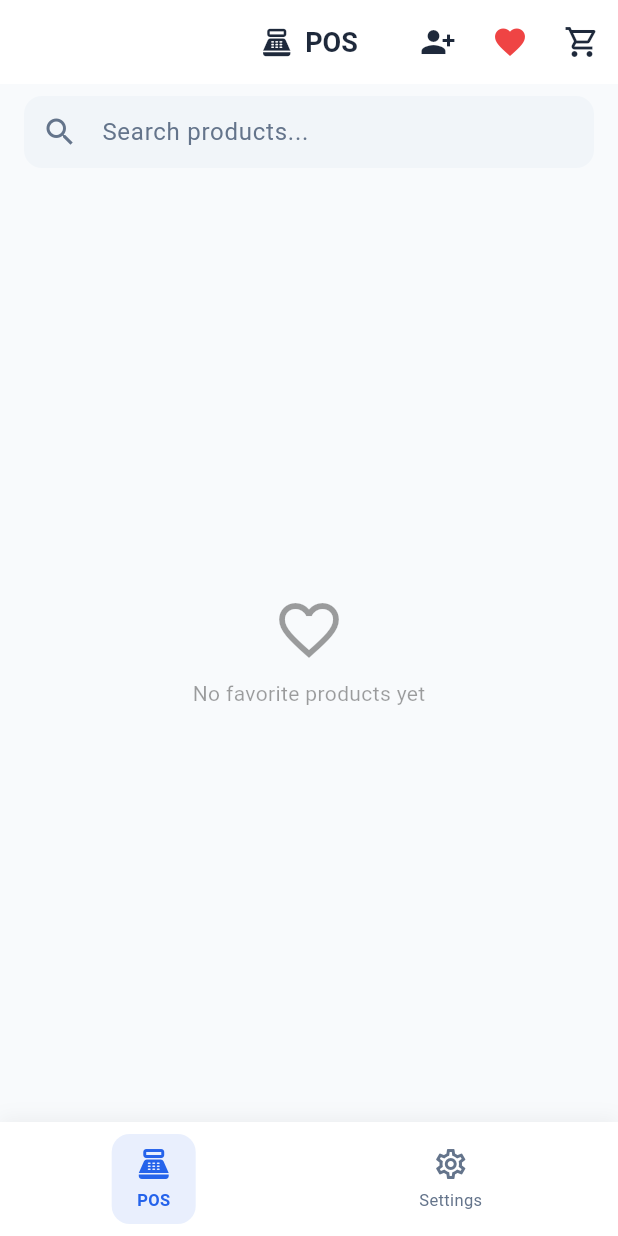
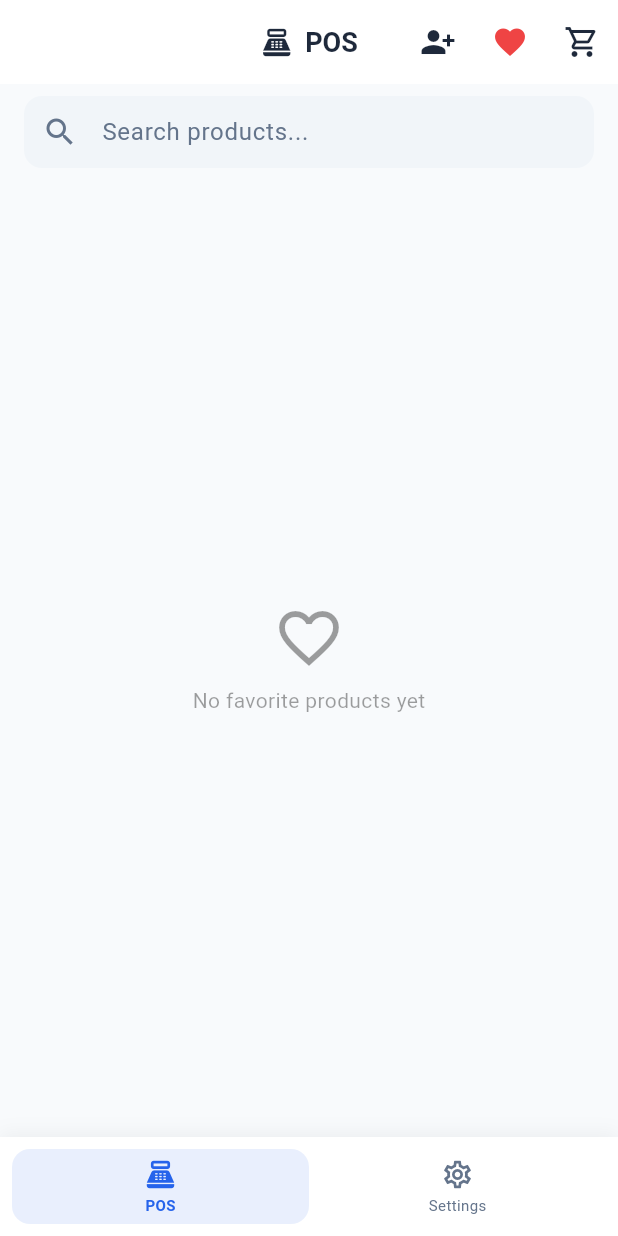
Before and after one commit to JohnHika/Jawaki-pos, a Flutter app: the DashboardScreen screen opened by its route, after a tap on "POS", after a tap on the "favorite outline" icon, on a phone screen of 412 x 824 dp. Run offline on Flutter 3.47's test engine with Material 3 defaults, Android fonts, the phone set to English and light mode, and no system bars; our stand-ins replace cached_network_image, connectivity_plus, dio, drift, flutter_riverpod, flutter_secure_storage and 4 more; missing offline and left inert: workmanager; accounts and stored records are empty; generated files the repository leaves out were written again; statements that could not run were skipped.

Commit message:
feat: Enhance UI responsiveness and improve authentication flow

```diff
--- a/mobile/lib/features/dashboard/presentation/screens/dashboard_screen.dart
+++ b/mobile/lib/features/dashboard/presentation/screens/dashboard_screen.dart
@@ -188,10 +188,17 @@ class _DashboardCard extends StatelessWidget {
         children: [
           Icon(icon, color: color, size: 24),
           const SizedBox(height: 12),
-          Text(value,
-            style: theme.textTheme.titleLarge?.copyWith(
-              fontWeight: FontWeight.bold, color: color,
-            )),
+          FittedBox(
+            fit: BoxFit.scaleDown,
+            alignment: Alignment.centerLeft,
+            child: Text(value,
+              style: theme.textTheme.titleLarge?.copyWith(
+                fontWeight: FontWeight.bold, color: color,
+              ),
+              maxLines: 1,
+              overflow: TextOverflow.ellipsis,
+            ),
+          ),
           const SizedBox(height: 4),
           Text(title, style: theme.textTheme.bodySmall),
         ],
--- a/mobile/lib/features/home/presentation/screens/home_screen.dart
+++ b/mobile/lib/features/home/presentation/screens/home_screen.dart
@@ -225,7 +225,6 @@ class _HomeScreenState extends ConsumerState<HomeScreen> {
           child: Padding(
             padding: const EdgeInsets.symmetric(horizontal: 8, vertical: 8),
             child: Row(
-              mainAxisAlignment: MainAxisAlignment.spaceAround,
               children: [
                 // Visible nav items
                 ...visibleNavItems.asMap().entries.map((entry) {
@@ -234,7 +233,8 @@ class _HomeScreenState extends ConsumerState<HomeScreen> {
                   final safeIndex = _currentIndex.clamp(0, allNavItems.length - 1);
                   final isSelected = safeIndex == index;
 
-                  return _NavItemWidget(
+                  return Expanded(
+                    child: _NavItemWidget(
                       item: item,
                       isSelected: isSelected,
                       onTap: () {
@@ -243,12 +243,14 @@ class _HomeScreenState extends ConsumerState<HomeScreen> {
                         });
                         context.go(item.path);
                       },
+                    ),
                   );
                 }),
 
                 // "More" button if needed
                 if (hasMore)
-                  _NavItemWidget(
+                  Expanded(
+                    child: _NavItemWidget(
                       item: _NavItem(
                         icon: Icons.apps_outlined,
                         activeIcon: Icons.apps,
@@ -257,6 +259,7 @@ class _HomeScreenState extends ConsumerState<HomeScreen> {
                       ),
                       isSelected: _currentIndex >= maxVisibleTabs - 1,
                       onTap: () => _showMoreSheet(moreItems),
+                    ),
                   ),
               ],
             ),
@@ -302,7 +305,10 @@ class _NavItemWidget extends StatelessWidget {
       borderRadius: BorderRadius.circular(12),
       child: AnimatedContainer(
         duration: const Duration(milliseconds: 200),
-        padding: const EdgeInsets.symmetric(horizontal: 16, vertical: 8),
+        padding: EdgeInsets.symmetric(
+          horizontal: MediaQuery.of(context).size.width < 380 ? 8 : 12,
+          vertical: 6,
+        ),
         decoration: BoxDecoration(
           color: isSelected
               ? primaryColor.withOpacity(0.1)
@@ -315,16 +321,18 @@ class _NavItemWidget extends StatelessWidget {
             Icon(
               isSelected ? item.activeIcon : item.icon,
               color: isSelected ? primaryColor : inactiveColor,
-              size: 24,
+              size: MediaQuery.of(context).size.width < 380 ? 20 : 22,
             ),
-            const SizedBox(height: 4),
+            const SizedBox(height: 2),
             Text(
               item.label,
               style: TextStyle(
-                fontSize: 11,
+                fontSize: MediaQuery.of(context).size.width < 380 ? 9 : 10,
                 fontWeight: isSelected ? FontWeight.w600 : FontWeight.normal,
                 color: isSelected ? primaryColor : inactiveColor,
               ),
+              overflow: TextOverflow.ellipsis,
+              maxLines: 1,
             ),
           ],
         ),
--- a/mobile/lib/features/sales/presentation/screens/pos_screen.dart
+++ b/mobile/lib/features/sales/presentation/screens/pos_screen.dart
@@ -40,7 +40,8 @@ class _POSScreenState extends ConsumerState<POSScreen> {
             const Text('POS'),
             if (cart.customerName != null) ...[
               const SizedBox(width: 8),
-              Container(
+              Flexible(
+                child: Container(
                   padding: const EdgeInsets.symmetric(horizontal: 8, vertical: 2),
                   decoration: BoxDecoration(
                     color: AppColors.secondary.withOpacity(0.15),
@@ -52,6 +53,8 @@ class _POSScreenState extends ConsumerState<POSScreen> {
                       fontSize: 12,
                       color: AppColors.secondary,
                       fontWeight: FontWeight.w600,
+                    ),
+                    overflow: TextOverflow.ellipsis,
                   ),
                 ),
               ),
```
Also changed, not shown: mobile/lib/core/services/auth_service.dart (+5 -8 lines), mobile/lib/features/auth/presentation/screens/login_screen.dart (+12 -4 lines), mobile/lib/features/auth/presentation/screens/pin_login_screen.dart (+15 -8 lines), mobile/lib/features/catalog/presentation/screens/products_screen.dart (+8 -2 lines), mobile/lib/features/sales/presentation/widgets/cart_summary_bar.dart (+9 -4 lines), mobile/lib/features/settings/presentation/screens/settings_screen.dart (+10 -3 lines). Lines whose indentation alone changed are shown as unchanged.
